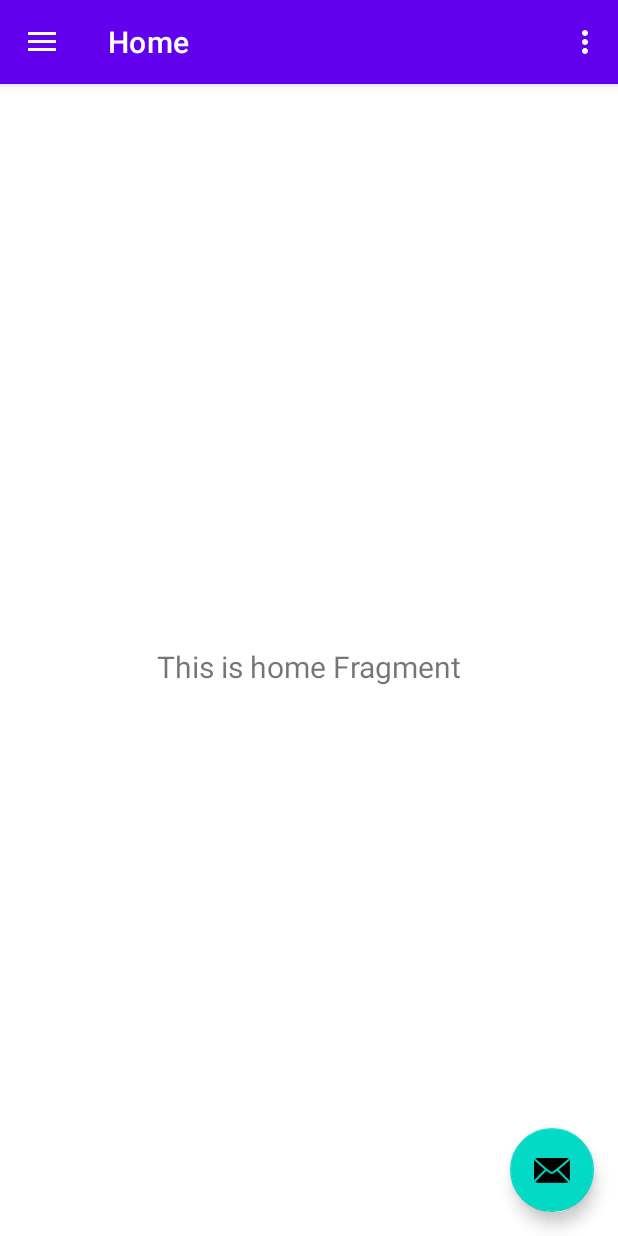
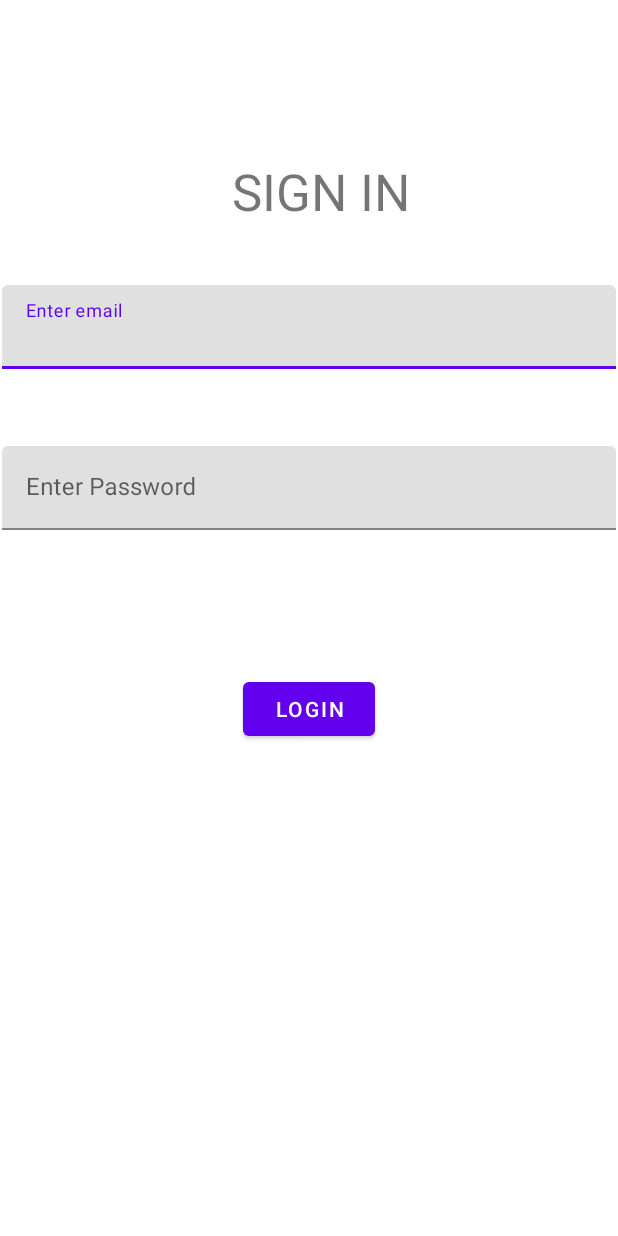
Before and after one commit to Adan28742/Pc01_Picon, an Android app: the screen it shows after launch (MainActivity before the commit, login_activity after it), on a phone screen of 412 x 824 dp. Run offline under Robolectric (Android 15) with nearby library versions, the phone set to English and light mode, and no system bars.

Commit message:
Avance_1

```diff
--- a/app/src/main/AndroidManifest.xml
+++ b/app/src/main/AndroidManifest.xml
@@ -12,16 +12,20 @@
         android:supportsRtl="true"
         android:theme="@style/Theme.Pc01_Picon_1_Y_2"
         tools:targetApi="31">
+        <activity android:name=".login_activity"
+            android:exported="true"
+            android:label="@string/app_name"
+            android:theme="@style/Theme.Pc01_Picon_1_Y_2.NoActionBar">
+            <intent-filter>
+                <action android:name="android.intent.action.MAIN" />
+                <category android:name="android.intent.category.LAUNCHER" />
+            </intent-filter>
+        </activity>
         <activity
             android:name=".MainActivity"
             android:exported="true"
             android:label="@string/app_name"
             android:theme="@style/Theme.Pc01_Picon_1_Y_2.NoActionBar">
-            <intent-filter>
-                <action android:name="android.intent.action.MAIN" />
-
-                <category android:name="android.intent.category.LAUNCHER" />
-            </intent-filter>
         </activity>
     </application>
 
--- /dev/null
+++ b/app/src/main/java/dev/luisacu/pc01_picon_1_y_2/login_activity.kt
@@ -0,0 +1,52 @@
+package dev.luisacu.pc01_picon_1_y_2
+
+import android.content.SharedPreferences
+import android.os.Bundle
+import android.widget.Button
+import android.widget.Toast
+import androidx.appcompat.app.AppCompatActivity
+import com.google.android.material.textfield.TextInputLayout
+
+class login_activity : AppCompatActivity() {
+
+    private lateinit var inputEmail: TextInputLayout
+    private lateinit var inputPassword: TextInputLayout
+    private lateinit var btnLogin: Button
+
+    // Credenciales válidas
+    private val validEmail = "invitado@android.com"
+    private val validPassword = "invitado123"
+
+    override fun onCreate(savedInstanceState: Bundle?) {
+        super.onCreate(savedInstanceState)
+        setContentView(R.layout.login_activity)
+
+        inputEmail = findViewById(R.id.inputEmail)
+        inputPassword = findViewById(R.id.inputPassd)
+        btnLogin = findViewById(R.id.btnlogin)
+
+        btnLogin.setOnClickListener {
+            validateCredentials()
+        }
+    }
+
+    private fun validateCredentials() {
+        val email = inputEmail.editText?.text.toString()
+        val password = inputPassword.editText?.text.toString()
+
+        if (email == validEmail && password == validPassword) {
+            // Guardar en SharedPreferences
+            val sharedPreferences: SharedPreferences = getSharedPreferences("LoginPrefs", MODE_PRIVATE)
+            val editor: SharedPreferences.Editor = sharedPreferences.edit()
+            editor.putString("email", email)
+            editor.putString("password", password)
+            editor.apply()
+
+            // Mostrar un mensaje de éxito
+            Toast.makeText(this, "Login exitoso", Toast.LENGTH_SHORT).show()
+        } else {
+            // Mostrar un mensaje de error
+            Toast.makeText(this, "Credenciales incorrectas", Toast.LENGTH_SHORT).show()
+        }
+    }
+}
--- a/app/src/main/java/dev/luisacu/pc01_picon_1_y_2/loginactivity.kt
+++ /dev/null
@@ -1,4 +0,0 @@
-package dev.luisacu.pc01_picon_1_y_2
-
-class loginactivity {
-}
--- /dev/null
+++ b/app/src/main/res/layout/login_activity.xml
@@ -0,0 +1,63 @@
+<?xml version="1.0" encoding="utf-8"?>
+<androidx.constraintlayout.widget.ConstraintLayout xmlns:android="http://schemas.android.com/apk/res/android"
+    xmlns:app="http://schemas.android.com/apk/res-auto"
+    xmlns:tools="http://schemas.android.com/tools"
+    android:layout_width="match_parent"
+    android:layout_height="match_parent">
+
+    <TextView
+        android:id="@+id/textView2"
+        android:layout_width="150dp"
+        android:layout_height="wrap_content"
+        android:layout_marginBottom="40dp"
+        android:text="@string/sigText"
+        android:textSize="34sp"
+        app:layout_constraintBottom_toTopOf="@+id/inputEmail"
+        app:layout_constraintEnd_toEndOf="parent"
+        app:layout_constraintHorizontal_bias="0.59"
+        app:layout_constraintStart_toStartOf="parent" />
+
+    <com.google.android.material.textfield.TextInputLayout
+        android:id="@+id/inputEmail"
+        android:layout_width="0dp"
+        android:layout_height="wrap_content"
+        android:layout_marginStart="1dp"
+        android:layout_marginTop="190dp"
+        android:layout_marginEnd="1dp"
+        app:layout_constraintEnd_toEndOf="parent"
+        app:layout_constraintStart_toStartOf="parent"
+        app:layout_constraintTop_toTopOf="parent">
+
+        <com.google.android.material.textfield.TextInputEditText
+            android:layout_width="match_parent"
+            android:layout_height="wrap_content"
+            android:hint="@string/textemail" />
+    </com.google.android.material.textfield.TextInputLayout>
+
+    <com.google.android.material.textfield.TextInputLayout
+        android:id="@+id/inputPassd"
+        android:layout_width="0dp"
+        android:layout_height="wrap_content"
+        android:layout_marginStart="1dp"
+        android:layout_marginTop="51dp"
+        android:layout_marginEnd="1dp"
+        app:layout_constraintEnd_toEndOf="parent"
+        app:layout_constraintStart_toStartOf="parent"
+        app:layout_constraintTop_toBottomOf="@+id/inputEmail">
+
+        <com.google.android.material.textfield.TextInputEditText
+            android:layout_width="match_parent"
+            android:layout_height="wrap_content"
+            android:hint="@string/enterpassword" />
+    </com.google.android.material.textfield.TextInputLayout>
+
+    <Button
+        android:id="@+id/btnlogin"
+        android:layout_width="wrap_content"
+        android:layout_height="wrap_content"
+        android:layout_marginTop="95dp"
+        android:text="@string/txtbtn"
+        app:layout_constraintEnd_toEndOf="parent"
+        app:layout_constraintStart_toStartOf="parent"
+        app:layout_constraintTop_toBottomOf="@+id/inputPassd" />
+</androidx.constraintlayout.widget.ConstraintLayout>
--- a/app/src/main/res/layout/loginactivity.xml
+++ /dev/null
@@ -1,6 +0,0 @@
-<?xml version="1.0" encoding="utf-8"?>
-<androidx.constraintlayout.widget.ConstraintLayout xmlns:android="http://schemas.android.com/apk/res/android"
-    android:layout_width="match_parent"
-    android:layout_height="match_parent">
-
-</androidx.constraintlayout.widget.ConstraintLayout>
--- a/app/src/main/res/values/strings.xml
+++ b/app/src/main/res/values/strings.xml
@@ -10,4 +10,8 @@
     <string name="menu_home">Home</string>
     <string name="menu_gallery">Gallery</string>
     <string name="menu_slideshow">Slideshow</string>
+    <string name="sigText">SIGN IN</string>
+    <string name="textemail">Enter email</string>
+    <string name="enterpassword">Enter Password</string>
+    <string name="txtbtn">LOGIN</string>
 </resources>
```
